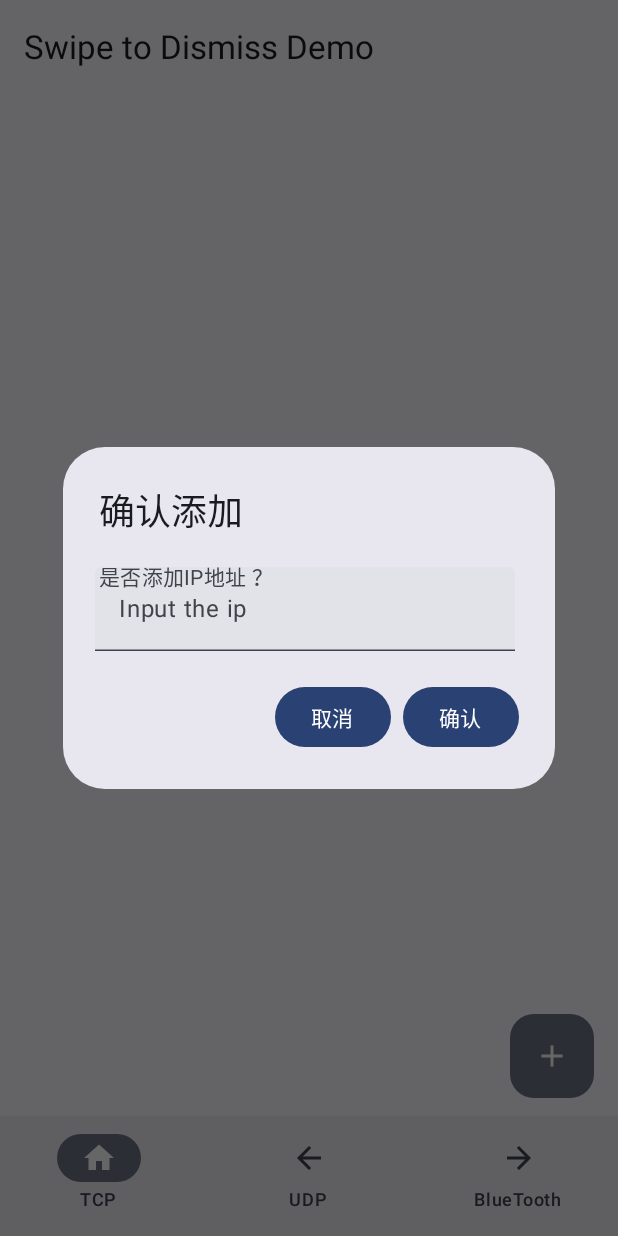
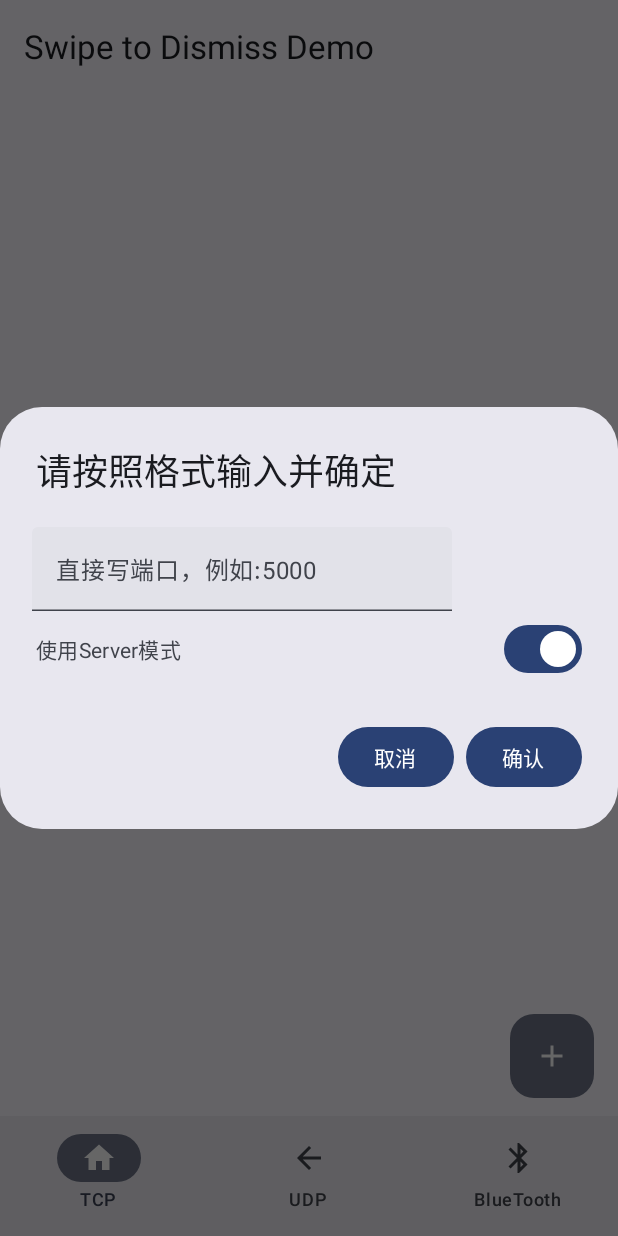
Before and after one commit to Vaguesunrain/Tcp_Udp_Bluetooth, an Android app built with Jetpack Compose: the screen it shows after launch (MainActivity), after a tap on "Localized description", on a phone screen of 412 x 824 dp. Run offline under Robolectric (Android 15) with nearby library versions, the phone set to English and light mode, and no system bars.

```diff
--- a/app/src/main/java/com/ame/tcp_udp/MainActivity.kt
+++ b/app/src/main/java/com/ame/tcp_udp/MainActivity.kt
@@ -1,29 +1,29 @@
 package com.ame.tcp_udp
 
 import android.content.Context
+import android.content.Intent
 import android.os.Bundle
 import android.util.Log
 import androidx.activity.ComponentActivity
 import androidx.activity.compose.setContent
 import androidx.activity.enableEdgeToEdge
-import androidx.compose.animation.animateColorAsState
 import androidx.compose.animation.animateContentSize
 import androidx.compose.foundation.background
+import androidx.compose.foundation.clickable
+import androidx.compose.foundation.layout.Arrangement
 import androidx.compose.foundation.layout.Box
 import androidx.compose.foundation.layout.Column
 import androidx.compose.foundation.layout.Row
 import androidx.compose.foundation.layout.Spacer
 import androidx.compose.foundation.layout.fillMaxSize
+import androidx.compose.foundation.layout.height
 import androidx.compose.foundation.layout.offset
 import androidx.compose.foundation.layout.padding
 import androidx.compose.foundation.layout.size
-import androidx.compose.foundation.layout.width
 import androidx.compose.foundation.lazy.LazyColumn
 import androidx.compose.foundation.shape.CircleShape
-import androidx.compose.foundation.shape.RoundedCornerShape
 import androidx.compose.material.icons.Icons
 import androidx.compose.material.icons.automirrored.filled.ArrowBack
-import androidx.compose.material.icons.automirrored.filled.ArrowForward
 import androidx.compose.material.icons.filled.Add
 import androidx.compose.material.icons.filled.Home
 import androidx.compose.material.icons.outlined.Delete
@@ -31,8 +31,6 @@ import androidx.compose.material.icons.outlined.Edit
 import androidx.compose.material3.AlertDialog
 import androidx.compose.material3.BottomAppBarDefaults
 import androidx.compose.material3.Button
-import androidx.compose.material3.Card
-import androidx.compose.material3.Checkbox
 import androidx.compose.material3.ExperimentalMaterial3Api
 import androidx.compose.material3.FloatingActionButton
 import androidx.compose.material3.FloatingActionButtonDefaults
@@ -45,6 +43,7 @@ import androidx.compose.material3.Scaffold
 import androidx.compose.material3.SwipeToDismissBox
 import androidx.compose.material3.SwipeToDismissBoxState
 import androidx.compose.material3.SwipeToDismissBoxValue
+import androidx.compose.material3.Switch
 import androidx.compose.material3.Text
 import androidx.compose.material3.TextField
 import androidx.compose.material3.TopAppBar
@@ -65,12 +64,11 @@ import androidx.compose.ui.draw.clip
 import androidx.compose.ui.graphics.Color
 import androidx.compose.ui.graphics.vector.ImageVector
 import androidx.compose.ui.platform.LocalContext
+import androidx.compose.ui.res.vectorResource
 import androidx.compose.ui.tooling.preview.Preview
 import androidx.compose.ui.unit.dp
 import androidx.compose.ui.unit.sp
 import com.ame.tcp_udp.ui.theme.Tcp_UdpTheme
-import java.io.File
-import java.io.IOException
 
 
 class MainActivity : ComponentActivity() {
@@ -92,11 +90,12 @@ class MainActivity : ComponentActivity() {
 
 @Composable
 fun Greeting( modifier: Modifier = Modifier) {
+    val BluetoothVector = ImageVector.vectorResource(id = R.drawable.bluetooth_24px)
     Tcp_UdpTheme {
         var selectedItem by remember { mutableIntStateOf(0) }
         val items = listOf( "TCP", "UDP","BlueTooth")
         val iconitems = listOf(Icons.Filled.Home, Icons.AutoMirrored.Filled.ArrowBack,
-            Icons.AutoMirrored.Filled.ArrowForward
+            BluetoothVector
         )
         Scaffold(modifier = Modifier.fillMaxSize(),
 
@@ -127,19 +126,17 @@ fun Greeting( modifier: Modifier = Modifier) {
 }
 
 
-@OptIn(ExperimentalMaterial3Api::class)
 @Composable
 fun UDPScreen() {
    DemoSwipeToDismiss(2)
 }
 
-@OptIn(ExperimentalMaterial3Api::class)
+
 @Composable
 fun TCPScreen() {
     DemoSwipeToDismiss(1)
 }
 
-@OptIn(ExperimentalMaterial3Api::class)
 @Composable
 fun BLUETOOTHScreen(){
     DemoSwipeToDismiss(lable = 3)
@@ -170,7 +167,8 @@ fun DemoSwipeToDismiss(lable: Int,
     var ipList by remember { mutableStateOf(initialIpList) }
     var showDialog by remember { mutableStateOf(false) }
     var ipText by rememberSaveable { mutableStateOf("") }
-    var dismissState = remember { mutableStateMapOf<String, SwipeToDismissBoxState>() }
+    val dismissState = remember { mutableStateMapOf<String, SwipeToDismissBoxState>() }
+    var isTcpClient by remember { mutableStateOf(true) }
 
     Scaffold(
         topBar = {
@@ -209,7 +207,10 @@ fun DemoSwipeToDismiss(lable: Int,
                         headlineContent = { Text(text = ip) },
                         leadingContent = {
                             NumberIcon(num = item)
-
+                        },modifier = Modifier.clickable {
+                            val intent = Intent(context, WindowActivity::class.java)
+                            intent.putExtra("IP_ADDRESS", ip)
+                            context.startActivity(intent)
                         }
                     )}
             }
@@ -217,23 +218,37 @@ fun DemoSwipeToDismiss(lable: Int,
         if(showDialog) {
             AlertDialog(
                 onDismissRequest = { showDialog = false },
-                title = { Text("确认添加") },
+                title = { Text("请按照格式输入并确定 ") },
                 text = {
-                    TextField(
-                        value = ipText,
-                        onValueChange = {ipText = it },
-                        modifier = Modifier.offset(y = 4.dp,x= (-3).dp),
-                        placeholder = { Text("Input the ip") },
-                    );
-                    Text("是否添加IP地址 ？${ipText}") },
+                    Column {
+                        TextField(
+                            value = ipText,
+                            onValueChange = { ipText = it },modifier = Modifier.offset(y = 4.dp, x = (-3).dp),
+                            placeholder = { if (!isTcpClient) Text("例如:192.168.43.1:5000 ")
+                                            else Text("直接写端口，例如:5000 ")},
+                        )
+                        Spacer(Modifier.height(5.dp))
+                        Row(modifier = Modifier, verticalAlignment = Alignment.CenterVertically,horizontalArrangement = Arrangement.Center) {
+                            Text("使用Server模式")
+                            Spacer(Modifier.weight(1f))
+                            Switch(
+                                checked = isTcpClient,
+                                onCheckedChange = { isTcpClient = it }
+                            )
+                        }
+                    }
+                },
                 confirmButton = {
                     Button(
-                        onClick = {
-
-                            ipList += ipText
-
+                        onClick = {ipList += ipText
                             showDialog = false
-                            saveIpListToSharedPrefs(ipText,context)
+                            saveIpListToSharedPrefs(ipText, context)
+                            // 根据 isTcpClient 的值执行不同的操作
+                            if (isTcpClient) {
+                                // 使用 TcpClient 模式
+                            } else {
+                                // 使用 TcpServer 模式
+                            }
                         }
                     ) {
                         Text("确认")
@@ -321,29 +336,6 @@ private fun SwipeBox(
 }
 
 
-
-private fun loadIpListFromFile(context: Context): List<String> {
-    // Load the list of IPs from a file
-    return try {
-        val file = File(context.filesDir, "ip_list.txt")
-        if (file.exists()) {
-            file.readLines()
-        } else {
-            emptyList()
-        }
-    } catch (e: IOException) {
-        emptyList()
-    }
-}
-
-private fun saveIpListToFile(ipText: String, context: Context) {
-    try {
-        val file = File(context.filesDir, "ip_list.txt")
-        file.appendText(ipText + "\n")
-    } catch (e: IOException) {
-        // Handle exception
-    }
-}
 private fun loadIpListFromSharedPrefs(context: Context): List<String> {
     val sharedPrefs = context.getSharedPreferences("ip_list", Context.MODE_PRIVATE)
     return sharedPrefs.getStringSet("ips", setOf())?.toList() ?: emptyList()
--- /dev/null
+++ b/app/src/main/res/drawable/bluetooth_24px.xml
@@ -0,0 +1,10 @@
+<vector xmlns:android="http://schemas.android.com/apk/res/android"
+    android:width="24dp"
+    android:height="24dp"
+    android:viewportWidth="960"
+    android:viewportHeight="960"
+    android:tint="?attr/colorControlNormal">
+  <path
+      android:fillColor="@android:color/white"
+      android:pathData="M440,880L440,576L256,760L200,704L424,480L200,256L256,200L440,384L440,80L480,80L708,308L536,480L708,652L480,880L440,880ZM520,384L596,308L520,234L520,384ZM520,726L596,652L520,576L520,726Z"/>
+</vector>
--- a/app/src/main/res/values/themes.xml
+++ b/app/src/main/res/values/themes.xml
@@ -2,4 +2,9 @@
 <resources>
 
     <style name="Theme.Tcp_Udp" parent="android:Theme.Material.Light.NoActionBar" />
+  <!-- Base application theme. -->
+    <style name="Base.Theme.Tcp_Udp" parent="Theme.Material3.DayNight.NoActionBar">
+        <!-- Customize your light theme here. -->
+        <!-- <item name="colorPrimary">@color/my_light_primary</item> -->
+    </style>
 </resources>
```
Also changed, not shown: app/build.gradle.kts (+7 -0 lines), app/src/main/AndroidManifest.xml (+13 -6 lines), app/src/main/java/com/ame/tcp_udp/TcpServer.kt (+13 -5 lines), app/src/main/java/com/ame/tcp_udp/WindowActivity.kt (added, +160 -0 lines), app/src/main/res/drawable/close_24px.xml (added, +10 -0 lines), app/src/main/res/drawable/download_2_24px.xml (added, +10 -0 lines), gradle/libs.versions.toml (+12 -0 lines).
